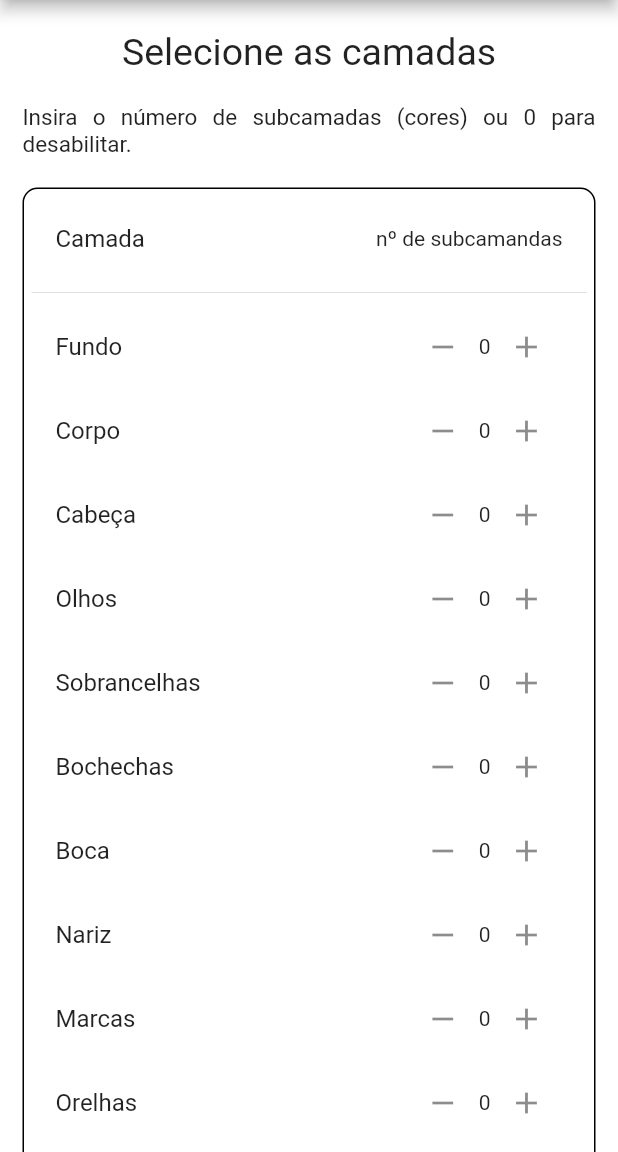
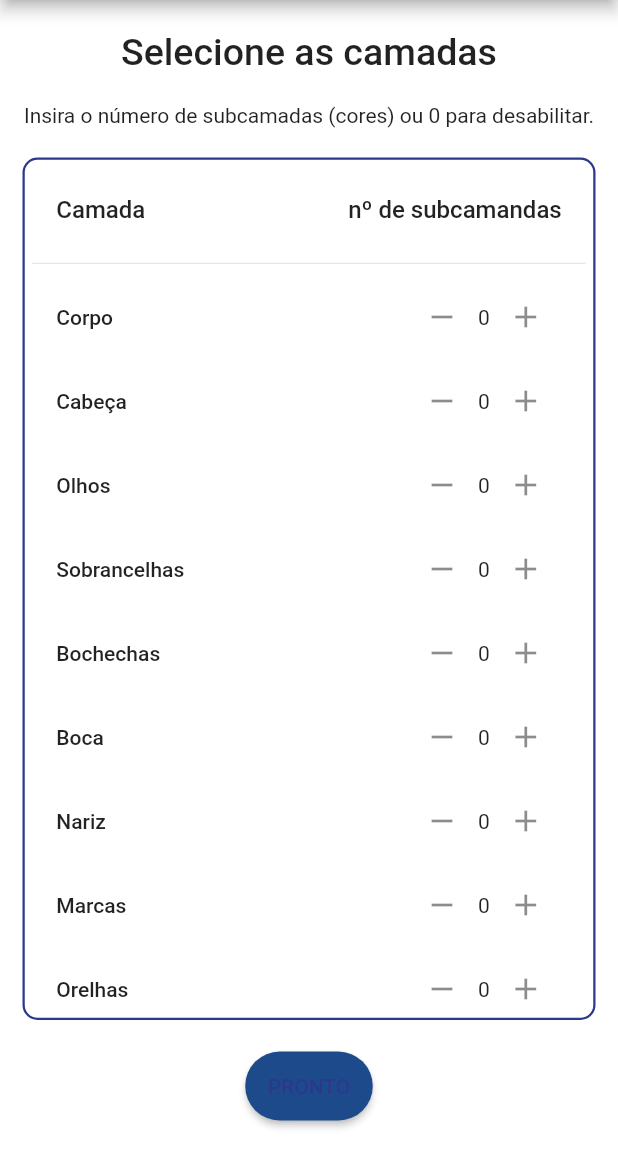
Before and after one commit to hadson0/DrawMe, a Flutter app: the AvatarFormScreen screen opened directly, on a phone screen of 412 x 824 dp, the part 84-1236 px from its top. Run offline on Flutter 3.47's test engine with Material 2 defaults, Android fonts, the phone set to English and light mode, and no system bars; drawn by our look-alikes of auto_size_text; our stand-ins replace flutter_colorpicker, flutter_speed_dial, fluttertoast, font_awesome_flutter, google_fonts, image_gallery_saver and 3 more.

Commit message:
Bug Fix and theme update

```diff
--- a/lib/screens/avatar/form/layer_selection_form_screen.dart
+++ b/lib/screens/avatar/form/layer_selection_form_screen.dart
@@ -1,9 +1,11 @@
+import 'package:auto_size_text/auto_size_text.dart';
 import 'package:drawme/components/avatar/form/error_form_dialog.dart';
 import 'package:drawme/components/custom/custom_rounded_button.dart';
 import 'package:drawme/components/custom/number_picker.dart';
 import 'package:drawme/models/avatar/canvas.dart';
 import 'package:drawme/models/avatar/layers/layer_items.dart';
 import 'package:flutter/material.dart';
+import 'package:flutter/rendering.dart';
 
 class LayerSelectionFormScreen extends StatefulWidget {
   const LayerSelectionFormScreen({
@@ -51,73 +53,100 @@ class _LayerSelectionFormScreenState extends State<LayerSelectionFormScreen> {
   void initState() {
     super.initState();
     layers.addEntries(
-      LayerItems.all
-          .map(
-            (item) => MapEntry(item.layerName, 0),
-          )
-          .where(
-            (item) => item.key != LayerNames.background,
+      LayerItems.all.map(
+        (item) => (item.layerName == LayerNames.background)
+            ? MapEntry(item.layerName, 1)
+            : MapEntry(item.layerName, 0),
       ),
     );
   }
 
   @override
   Widget build(BuildContext context) {
-    return SingleChildScrollView(
-      child: Padding(
+    return Padding(
       padding: const EdgeInsets.fromLTRB(15, 20, 15, 20),
       child: Column(
         children: <Widget>[
-            const Text(
+          AutoSizeText(
             'Selecione as camadas',
-              style: TextStyle(
+            style: Theme.of(context).textTheme.headline6?.copyWith(
                   fontSize: 25,
                 ),
+            maxLines: 1,
           ),
           const SizedBox(height: 20),
           const Text(
             'Insira o número de subcamadas (cores) ou 0 para desabilitar.',
             textAlign: TextAlign.justify,
-              style: TextStyle(
-                fontSize: 15,
-              ),
           ),
           const SizedBox(height: 20),
-            Container(
+          Expanded(
+            child: Container(
               width: double.infinity,
               padding: const EdgeInsets.all(5),
               decoration: BoxDecoration(
-                border: Border.all(),
+                border: Border.all(
+                  color: Theme.of(context).primaryColor,
+                  width: 1.5,
+                ),
                 borderRadius: BorderRadius.circular(10),
               ),
               child: Column(
                 children: [
-                  const ListTile(
-                    title: Text('Camada'),
-                    trailing: Text('nº de subcamandas'),
+                  ListTile(
+                    title: Row(
+                      mainAxisAlignment: MainAxisAlignment.spaceBetween,
+                      children: [
+                        Text(
+                          'Camada',
+                          style:
+                              Theme.of(context).textTheme.headline6?.copyWith(
+                                    fontSize: 16,
+                                  ),
+                        ),
+                        Text(
+                          'nº de subcamandas',
+                          style:
+                              Theme.of(context).textTheme.headline6?.copyWith(
+                                    fontSize: 16,
+                                  ),
+                        ),
+                      ],
+                    ),
                   ),
                   const Divider(),
-                  ...buildCheckBoxTiles(),
+                  Expanded(
+                    child: ListView(
+                      children: buildCheckBoxTiles(),
+                    ),
+                  ),
                 ],
+              ),
             ),
           ),
           const SizedBox(height: 20),
           CustomRoundedButton(
             onPressed: submitLayers,
-              child: const Text('PRONTO'),
+            child: Text(
+              'PRONTO',
+              style: TextStyle(color: Theme.of(context).primaryColor),
+            ),
           ),
         ],
-        ),
       ),
     );
   }
 
   List<ListTile> buildCheckBoxTiles() => LayerItems.all
+      .where((item) => item.layerName != LayerNames.background)
       .map(
         (item) => ListTile(
-          title: Text(item.title),
+          title: Text(
+            item.title,
+            style: Theme.of(context).textTheme.bodyText1,
+          ),
           trailing: NumberPicker(
-            initialValue: 0,
+            initialValue: layers[item.layerName] ?? 0,
             maxValue: 5,
             minValue: 0,
             onValue: (int value) => layers[item.layerName] = value,
```
Lines whose indentation alone changed are shown as unchanged.
